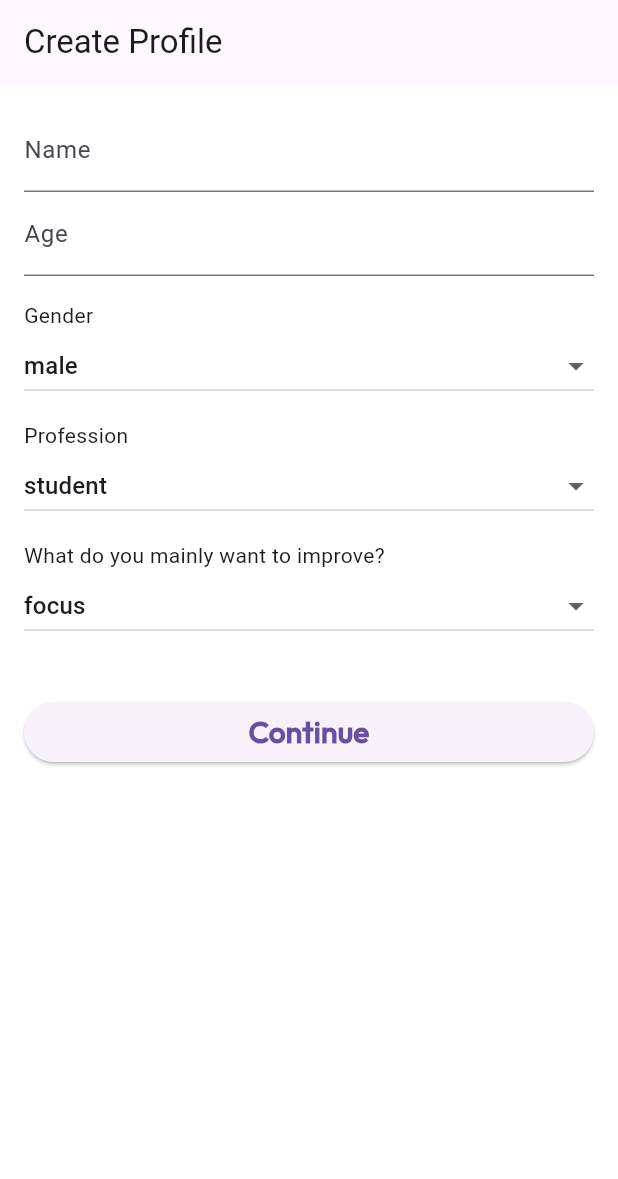
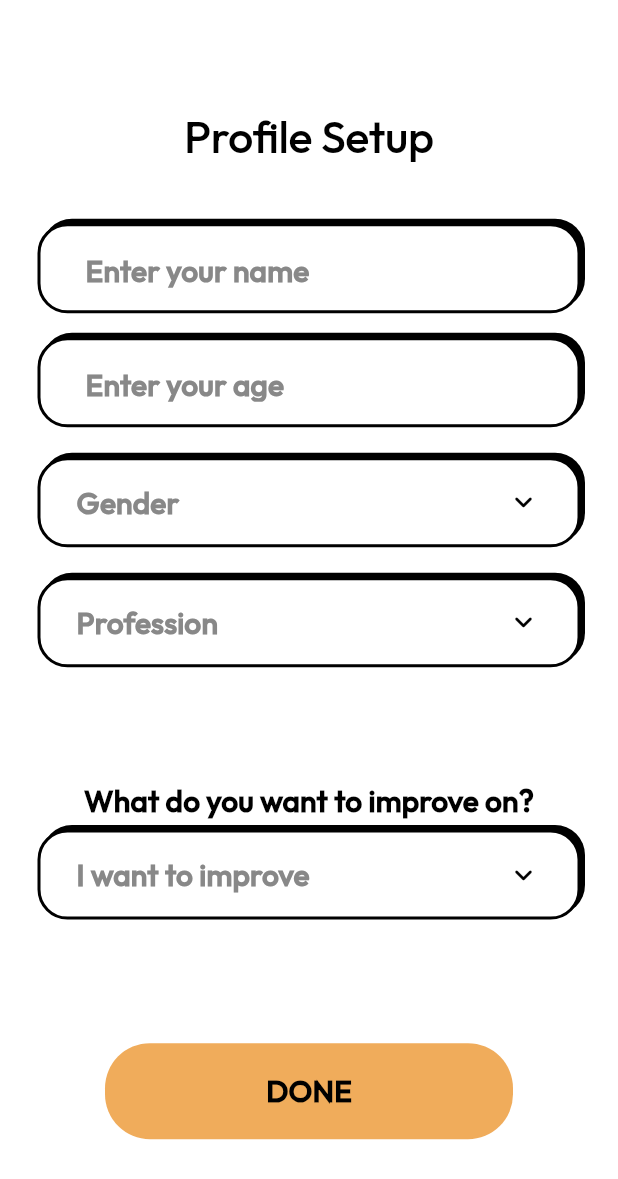
Before and after one commit to ruvais-p/FruiteForest, a Flutter app: the CreateProfilePage screen opened directly, on a phone screen of 412 x 824 dp. Shown: the top 1179 px of the screen. Run offline on Flutter 3.47's test engine with Material 3 defaults, Android fonts, the phone set to English and light mode, and no system bars; our stand-ins replace bloc, fl_chart, flutter_bloc, flutter_heatmap_calendar, flutter_svg, supabase_flutter; missing offline and left inert: do_not_disturb; accounts and stored records are empty; network calls fail.

Commit message:
auth create user

```diff
--- a/lib/common/theme/text_theme/text_theme.dart
+++ b/lib/common/theme/text_theme/text_theme.dart
@@ -23,6 +23,12 @@ class AppTextTheme {
       fontWeight: FontWeight.w500,
       color: AppColors.gray,
     ),
+    displayLarge: TextStyle(
+      fontFamily: _fontFamily,
+      fontSize: 30,
+      fontWeight: FontWeight.w500,
+      color: AppColors.black,
+    ),
   );
 
   static TextTheme darkTextTheme = TextTheme(
--- a/lib/feature/auth/presentation/createuser/create_user_page.dart
+++ b/lib/feature/auth/presentation/createuser/create_user_page.dart
@@ -1,6 +1,11 @@
 import 'package:flutter/material.dart';
 import 'package:flutter_bloc/flutter_bloc.dart';
+import 'package:fruiteforest/common/theme/colors/colors.dart';
+import 'package:fruiteforest/common/widget/textfield_widget.dart';
 import 'package:fruiteforest/feature/auth/bloc/auth_bloc.dart';
+import 'package:fruiteforest/common/utils/snackbars/error_snackbar_widget.dart';
+import 'package:fruiteforest/feature/auth/presentation/widgets/auth_dropdown_widget.dart';
+import 'package:fruiteforest/feature/auth/presentation/widgets/bottom_button_auth_widget.dart';
 import 'package:fruiteforest/feature/homepage/presentation/home_page.dart';
 
 class CreateProfilePage extends StatefulWidget {
@@ -14,45 +19,63 @@ class _CreateProfilePageState extends State<CreateProfilePage> {
   final nameController = TextEditingController();
   final ageController = TextEditingController();
 
-  String gender = 'male';
-  String profession = 'student';
-  String purpose = 'focus';
+  String? gender;
+  String? profession;
+  String? purpose;
 
   @override
   Widget build(BuildContext context) {
     return Scaffold(
-      appBar: AppBar(title: const Text("Create Profile")),
       body: BlocListener<AuthBloc, AuthState>(
         listener: (context, state) {
           if (state is ProfileCreatedSuccess) {
-            Navigator.push(
+            Navigator.pushReplacement(
               context,
               MaterialPageRoute(builder: (_) => const HomePage()),
             );
           }
         },
+        child: SingleChildScrollView(
           child: Padding(
             padding: const EdgeInsets.all(16),
-          child: ListView(
+            child: Column(
+              crossAxisAlignment: CrossAxisAlignment.center,
               children: [
-              TextField(
+                SizedBox(height: MediaQuery.of(context).size.height * 0.07),
+                Text(
+                  "Profile Setup",
+                  style: Theme.of(context).textTheme.displayLarge,
+                ),
+                SizedBox(height: MediaQuery.of(context).size.height * 0.05),
+                AppTextField(
+                  hintText: "Enter your name",
                   controller: nameController,
-                decoration: const InputDecoration(labelText: "Name"),
                 ),
-              TextField(
+                const SizedBox(height: 16),
+                AppTextField(
+                  hintText: "Enter your age",
                   controller: ageController,
                   keyboardType: TextInputType.number,
-                decoration: const InputDecoration(labelText: "Age"),
+                ),
+                const SizedBox(height: 20),
+
+                /// ✅ Gender
+                styledDropdown(
+                  context: context,
+                  hint: "Gender",
+                  value: gender,
+                  items: const ['male', 'female', 'others'],
+                  onChanged: (v) => setState(() => gender = v),
                 ),
 
-              const SizedBox(height: 16),
-              _dropdown("Gender", gender, [
-                'male',
-                'female',
-                'others',
-              ], (v) => setState(() => gender = v)),
+                const SizedBox(height: 20),
 
-              _dropdown("Profession", profession, [
+                /// ✅ Profession
+                styledDropdown(
+                  context: context,
+                  hint: "Profession",
+                  value: profession,
+                  items: const [
                     'student',
                     'working professional',
                     'entrepreneur',
@@ -60,12 +83,26 @@ class _CreateProfilePageState extends State<CreateProfilePage> {
                     'techi',
                     'homemaker',
                     'other',
-              ], (v) => setState(() => profession = v)),
+                  ],
+                  onChanged: (v) => setState(() => profession = v),
+                ),
 
-              _dropdown(
-                "What do you mainly want to improve?",
-                purpose,
-                [
+                SizedBox(height: MediaQuery.of(context).size.height * 0.09),
+                Text(
+                  "What do you want to improve on?",
+                  textAlign: TextAlign.left,
+                  style: Theme.of(
+                    context,
+                  ).textTheme.labelLarge!.copyWith(color: AppColors.black),
+                ),
+                const SizedBox(height: 5),
+
+                /// ✅ Purpose
+                styledDropdown(
+                  context: context,
+                  hint: "I want to improve",
+                  value: purpose,
+                  items: const [
                     'focus',
                     'time management',
                     'consistency habits',
@@ -74,51 +111,87 @@ class _CreateProfilePageState extends State<CreateProfilePage> {
                     'work productivity',
                     'mental clarity',
                   ],
-                (v) => setState(() => purpose = v),
+                  onChanged: (v) => setState(() => purpose = v),
                 ),
 
-              const SizedBox(height: 24),
-              ElevatedButton(
-                onPressed: () {
+                SizedBox(height: MediaQuery.of(context).size.height * 0.1),
+
+                BlocBuilder<AuthBloc, AuthState>(
+                  builder: (context, state) {
+                    return BottomButtonAuthWidget(
+                      isLoading: state is AuthLoading,
+                      onTap: () {
+                        final name = nameController.text.trim();
+                        final ageStr = ageController.text.trim();
+
+                        if (name.isEmpty) {
+                          AppErrorSnackBar.show(
+                            context,
+                            "Please enter your name",
+                          );
+                          return;
+                        }
+
+                        if (ageStr.isEmpty) {
+                          AppErrorSnackBar.show(
+                            context,
+                            "Please enter your age",
+                          );
+                          return;
+                        }
+
+                        final age = int.tryParse(ageStr);
+                        if (age == null) {
+                          AppErrorSnackBar.show(
+                            context,
+                            "Please enter a valid age",
+                          );
+                          return;
+                        }
+
+                        if (gender == null) {
+                          AppErrorSnackBar.show(
+                            context,
+                            "Please select your gender",
+                          );
+                          return;
+                        }
+
+                        if (profession == null) {
+                          AppErrorSnackBar.show(
+                            context,
+                            "Please select your profession",
+                          );
+                          return;
+                        }
+
+                        if (purpose == null) {
+                          AppErrorSnackBar.show(
+                            context,
+                            "Please select what you want to improve",
+                          );
+                          return;
+                        }
+
                         context.read<AuthBloc>().add(
                           CreateProfileEvent(
-                      name: nameController.text,
-                      age: int.parse(ageController.text),
-                      gender: gender,
-                      profession: profession,
-                      purpose: purpose,
+                            name: name,
+                            age: age,
+                            gender: gender!,
+                            profession: profession!,
+                            purpose: purpose!,
                           ),
                         );
                       },
-                child: const Text("Continue"),
+                      buttonText: "DONE",
+                    );
+                  },
                 ),
               ],
             ),
           ),
         ),
-    );
-  }
-
-  Widget _dropdown(
-    String label,
-    String value,
-    List<String> items,
-    ValueChanged<String> onChanged,
-  ) {
-    return Column(
-      crossAxisAlignment: CrossAxisAlignment.start,
-      children: [
-        Text(label),
-        DropdownButton<String>(
-          value: value,
-          isExpanded: true,
-          items: items
-              .map((e) => DropdownMenuItem(value: e, child: Text(e)))
-              .toList(),
-          onChanged: (v) => onChanged(v!),
       ),
-        const SizedBox(height: 12),
-      ],
     );
   }
 }
--- /dev/null
+++ b/lib/feature/auth/presentation/widgets/auth_dropdown_widget.dart
@@ -0,0 +1,70 @@
+import 'package:flutter/material.dart';
+import 'package:fruiteforest/common/theme/colors/colors.dart';
+
+Widget styledDropdown({
+  required BuildContext context,
+  required String hint,
+  required String? value,
+  required List<String> items,
+  required ValueChanged<String> onChanged,
+}) {
+  String _cap(String text) {
+    return text[0].toUpperCase() + text.substring(1);
+  }
+
+  final width = MediaQuery.of(context).size.width - 50;
+  const height = 60.0;
+
+  return Stack(
+    clipBehavior: Clip.none,
+    children: [
+      Positioned(
+        top: -3,
+        left: 3,
+        child: Container(
+          width: width,
+          height: height,
+          decoration: BoxDecoration(
+            color: AppColors.black,
+            borderRadius: BorderRadius.circular(20),
+          ),
+        ),
+      ),
+      Container(
+        width: width,
+        height: height,
+        padding: const EdgeInsets.symmetric(horizontal: 24),
+        decoration: BoxDecoration(
+          color: AppColors.backgroundColor,
+          borderRadius: BorderRadius.circular(20),
+          border: Border.all(color: AppColors.black, width: 2),
+        ),
+        child: DropdownButtonHideUnderline(
+          child: DropdownButton<String>(
+            value: value,
+            isExpanded: true,
+            hint: Text(
+              hint,
+              style: Theme.of(
+                context,
+              ).textTheme.labelLarge?.copyWith(color: AppColors.gray),
+            ),
+            icon: const Icon(
+              Icons.keyboard_arrow_down_rounded,
+              color: AppColors.black,
+            ),
+            style: Theme.of(
+              context,
+            ).textTheme.labelLarge?.copyWith(color: AppColors.black),
+            dropdownColor: AppColors.backgroundColor,
+            borderRadius: BorderRadius.circular(10),
+            items: items
+                .map((e) => DropdownMenuItem(value: e, child: Text(_cap(e))))
+                .toList(),
+            onChanged: (v) => onChanged(v!),
+          ),
+        ),
+      ),
+    ],
+  );
+}
--- a/lib/feature/auth/presentation/widgets/bottom_button_auth_widget.dart
+++ b/lib/feature/auth/presentation/widgets/bottom_button_auth_widget.dart
@@ -17,7 +17,7 @@ class BottomButtonAuthWidget extends StatelessWidget {
     return GestureDetector(
       onTap: isLoading ? null : onTap,
       child: Container(
-        margin: const EdgeInsets.only(left: 54, right: 54, bottom: 40),
+        margin: const EdgeInsets.only(left: 54, right: 54, bottom: 20),
         height: 64,
         alignment: Alignment.center,
         width: double.infinity,
--- a/lib/feature/auth/repository/auth_repository.dart
+++ b/lib/feature/auth/repository/auth_repository.dart
@@ -4,14 +4,20 @@ class AuthRepository {
   final SupabaseClient _client;
   AuthRepository(this._client);
 
+  String _formatPhone(String phone) {
+    return '+91${phone.trim()}';
+  }
+
   Future<void> sendOtp(String phone) async {
-    // Format phone number with country code for India
-    final formattedPhone = '+91$phone';
-    await _client.auth.signInWithOtp(phone: formattedPhone);
+    await _client.auth.signInWithOtp(phone: _formatPhone(phone));
   }
 
   Future<void> verifyOtp({required String phone, required String otp}) async {
-    await _client.auth.verifyOTP(phone: phone, token: otp, type: OtpType.sms);
+    await _client.auth.verifyOTP(
+      phone: _formatPhone(phone),
+      token: otp,
+      type: OtpType.sms,
+    );
   }
 
   Future<int> resolveUserFlow() async {
--- a/lib/main.dart
+++ b/lib/main.dart
@@ -2,6 +2,7 @@ import 'package:flutter/material.dart';
 import 'package:flutter_bloc/flutter_bloc.dart';
 import 'package:fruiteforest/common/theme/app_theme/app_theme.dart';
 import 'package:fruiteforest/feature/analysis_page/bloc/analysis_bloc.dart';
+import 'package:fruiteforest/feature/auth/presentation/createuser/create_user_page.dart';
 import 'package:fruiteforest/feature/auth/presentation/login/login_page.dart';
 import 'package:fruiteforest/feature/auth/presentation/otp_verification/otp_verification_page.dart';
 import 'package:fruiteforest/feature/auth/presentation/splashscreen/splash_screen.dart';
@@ -52,7 +53,7 @@ class MyApp extends StatelessWidget {
       child: MaterialApp(
         debugShowCheckedModeBanner: false,
         theme: AppTheme.lightMode,
-        home: SplashPage(),
+        home: CreateProfilePage(),
       ),
     );
   }
```
Lines whose indentation alone changed are shown as unchanged.
